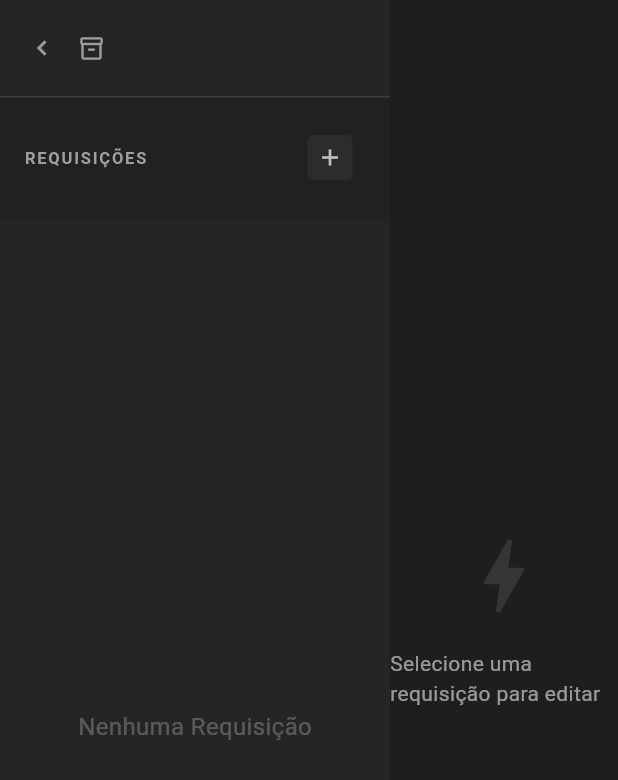
After one commit to GkIgor/gk_http_client, a Flutter app: the WorkspaceScreen screen opened directly, on a phone screen of 412 x 824 dp. The commit adds this screen. Shown: the top 780 px of the screen. Run offline on Flutter 3.47's test engine with Material 3 defaults, Android fonts, the light colour scheme and no system bars.

Commit message:
feat: workspace dividido em duas view

```diff
--- /dev/null
+++ b/lib/repository/workspace_repository.dart
@@ -0,0 +1,4 @@
+
+class WorkspaceRepository {
+
+}
--- /dev/null
+++ b/lib/views/sidebar_view.dart
@@ -0,0 +1,100 @@
+import 'package:flutter/material.dart';
+import 'package:gk_http_client/services/navigation_service.dart';
+
+class SidebarView extends StatelessWidget {
+  const SidebarView({super.key, required this.name});
+
+  final String name;
+
+  @override
+  Widget build(BuildContext context) {
+    return Container(
+      width: 260,
+      color: const Color(0xFF252526),
+      child: Column(
+        children: [
+          Padding(
+            padding: const EdgeInsets.symmetric(horizontal: 4, vertical: 8),
+            child: Row(
+              children: [
+                IconButton(
+                  icon: const Icon(
+                    Icons.chevron_left,
+                    color: Colors.white54,
+                    size: 20,
+                  ),
+                  onPressed: () => NavigationService.goBack(),
+                  tooltip: 'Voltar para Workspaces',
+                ),
+                const Icon(
+                  Icons.inventory_2_outlined,
+                  size: 18,
+                  color: Colors.grey,
+                ),
+                const SizedBox(width: 8),
+                Expanded(
+                  child: Text(
+                    name,
+                    style: const TextStyle(
+                      color: Colors.white,
+                      fontWeight: FontWeight.w600,
+                    ),
+                    overflow: TextOverflow.ellipsis,
+                  ),
+                ),
+              ],
+            ),
+          ),
+
+          const Divider(color: Colors.white10, height: 1),
+
+          Container(
+            padding: const EdgeInsets.all(16),
+            color: Colors.black12,
+            child: Row(
+              children: [
+                Expanded(
+                  child: Text(
+                    'REQUISIÇÕES',
+                    style: const TextStyle(
+                      color: Colors.grey,
+                      fontSize: 11,
+                      letterSpacing: 1.2,
+                      fontWeight: FontWeight.bold,
+                    ),
+                    overflow: TextOverflow.ellipsis,
+                  ),
+                ),
+                IconButton(
+                  onPressed: () {},
+                  style: IconButton.styleFrom(
+                    backgroundColor: Colors.white.withValues(alpha: 0.05),
+                    hoverColor: Colors.white.withValues(alpha: 0.1),
+                    shape: RoundedRectangleBorder(
+                      borderRadius: BorderRadius.circular(4),
+                    ),
+                  ),
+                  icon: const Icon(Icons.add, size: 18, color: Colors.white70),
+                  constraints: const BoxConstraints(
+                    minWidth: 30,
+                    minHeight: 30,
+                  ),
+                  padding: EdgeInsets.zero,
+                ),
+              ],
+            ),
+          ),
+
+          const Expanded(
+            child: Center(
+              child: Text(
+                'Nenhuma Requisição',
+                style: TextStyle(color: Colors.white24, fontSize: 16),
+              ),
+            ),
+          ),
+        ],
+      ),
+    );
+  }
+}
--- /dev/null
+++ b/lib/widgets/empty_request_editor.dart
@@ -0,0 +1,27 @@
+import 'package:flutter/material.dart';
+
+class EmptyRequestEditor extends StatelessWidget {
+  const EmptyRequestEditor({super.key});
+
+  @override
+  Widget build(BuildContext context) {
+    return Expanded(
+      child: Container(
+        color: const Color(0xFF1E1E1E),
+        child: const Center(
+          child: Column(
+            mainAxisAlignment: MainAxisAlignment.center,
+            children: [
+              Icon(Icons.bolt, size: 64, color: Colors.white10),
+              SizedBox(height: 16),
+              Text(
+                'Selecione uma requisição para editar',
+                style: TextStyle(color: Colors.white54),
+              ),
+            ],
+          ),
+        ),
+      ),
+    );
+  }
+}
```
Also changed, not shown: lib/core/app_config.dart (added, +14 -0 lines), lib/models/workspace_models.dart (added, +30 -0 lines), lib/screens/workspace_screen.dart (+4 -115 lines), 2 other files.
